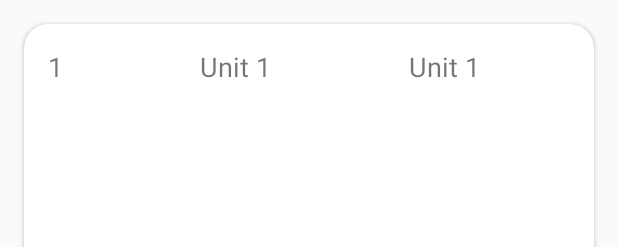
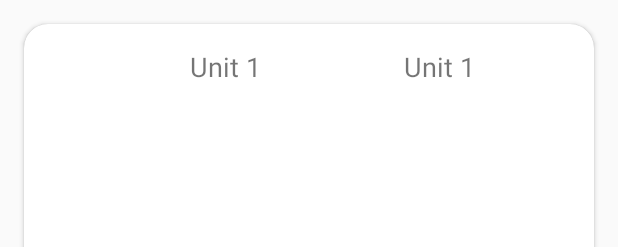
Before and after one commit to MinhLe2512/TestApplication, an Android app: the layout recycler_unit.xml on its own in the app's theme, with its tools: preview values and no code run, on a phone screen of 412 x 824 dp. Shown: the top 247 px of the screen. Run offline under Robolectric (Android 15) with nearby library versions, the phone set to English and light mode, and no system bars.

Commit message:
Initial Commit

```diff
--- a/app/src/main/res/layout/recycler_unit.xml
+++ b/app/src/main/res/layout/recycler_unit.xml
@@ -18,7 +18,6 @@
             android:layout_height="wrap_content"
             android:layout_weight="1"
             android:padding="@dimen/spacing_normal"
-            android:text="1"
             android:textSize="@dimen/font_large" />
 
         <TextView
```
